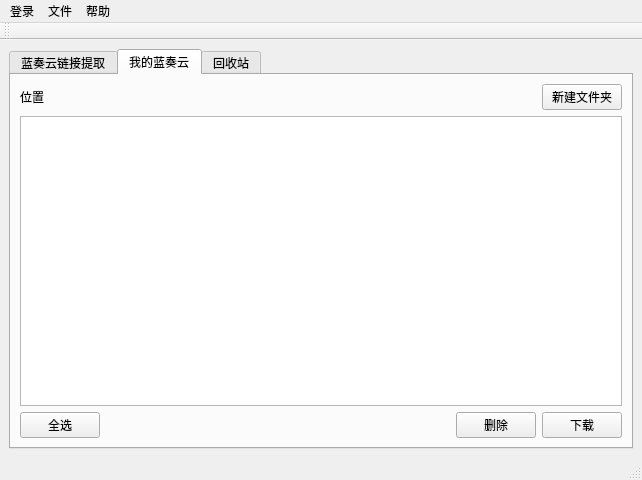
Qt form lanzou.ui (rachpt/lanzou-gui) before a commit.
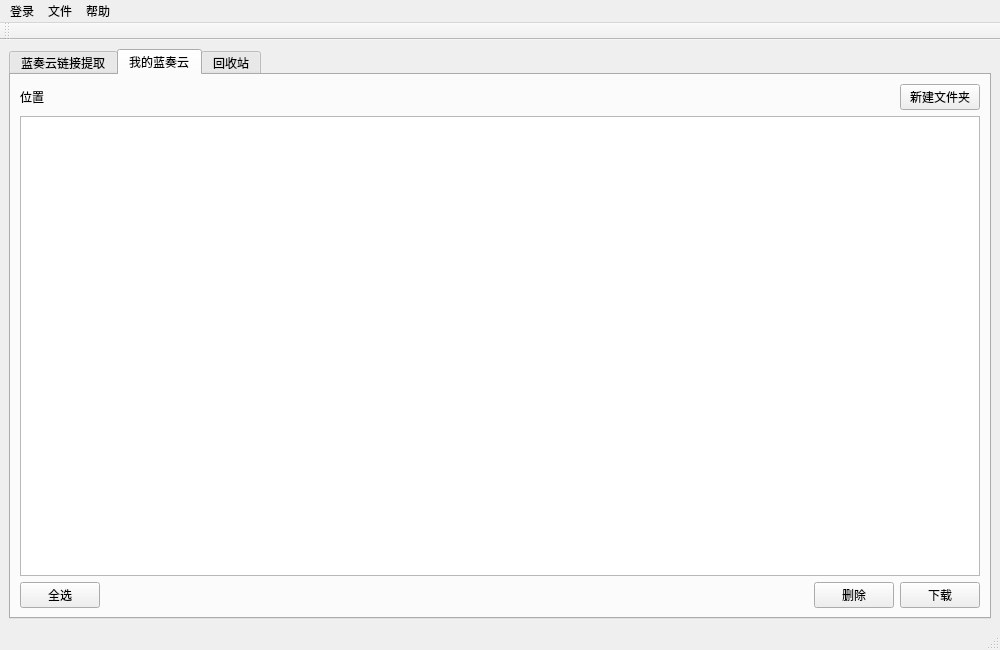
The same form after that commit.

Commit message: 修改默认界面大小

The edit to the form file:
```diff
--- a/lanzou.ui
+++ b/lanzou.ui
@@ -9,8 +9,8 @@
    <rect>
     <x>0</x>
     <y>0</y>
-    <width>640</width>
-    <height>480</height>
+    <width>1000</width>
+    <height>650</height>
    </rect>
   </property>
   <property name="windowTitle">
```
The commit also changes 1 other file.
